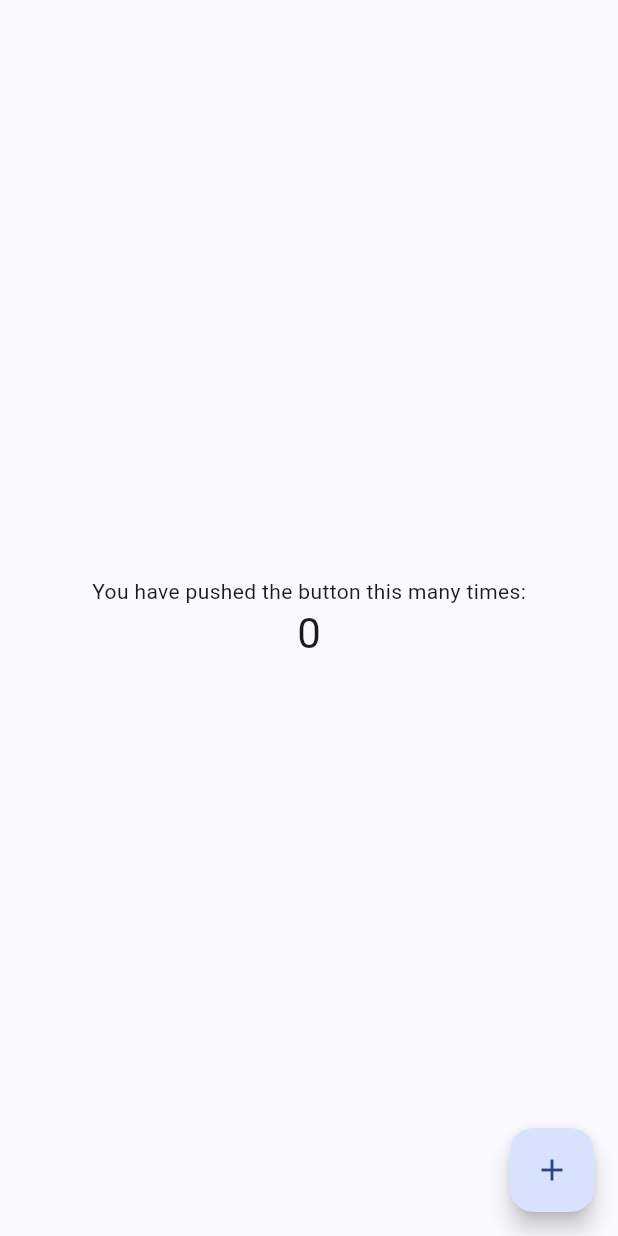
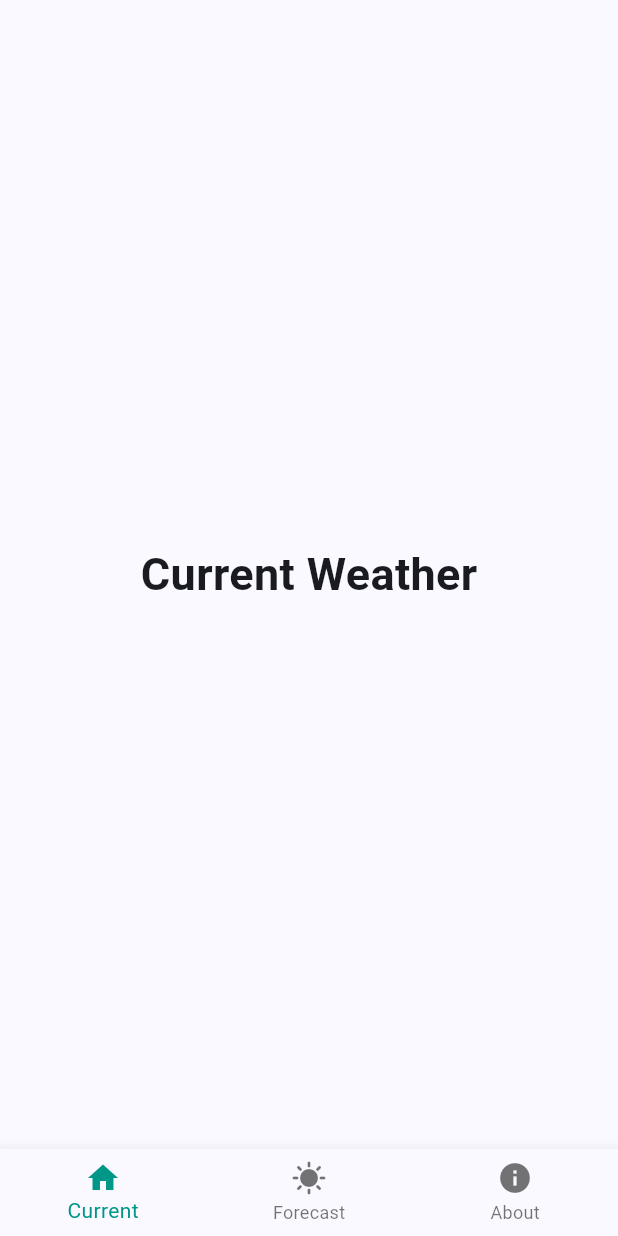
Before and after one commit to mccalljulia/weather_app, a Flutter app: the screen it shows after launch, on a phone screen of 412 x 824 dp. Run offline on Flutter 3.47's test engine with Material 3 defaults, Android fonts, the phone set to English and light mode, and no system bars.

Commit message:
#1 Add bottom navigation bar

```diff
--- a/lib/main.dart
+++ b/lib/main.dart
@@ -1,5 +1,5 @@
 import 'package:flutter/material.dart';
-import 'package:weather_app/pages/home-page.dart';
+import 'package:weather_app/pages/home_page.dart';
 
 void main() {
   runApp(const WeatherApp());
--- /dev/null
+++ b/lib/pages/home_page.dart
@@ -0,0 +1,42 @@
+import 'package:flutter/material.dart';
+
+class HomePage extends StatefulWidget {
+  const HomePage({super.key});
+
+  @override
+  State<HomePage> createState() => _HomePageState();
+}
+
+class _HomePageState extends State<HomePage> {
+
+  int _selectedIndex = 0;
+  static const TextStyle optionStyle = TextStyle(fontSize: 30, fontWeight: FontWeight.bold);
+  static const List<Widget> _widgetOptions = <Widget>[
+    Text('Current Weather', style: optionStyle),
+    Text('Forecast', style: optionStyle),
+    Text('About', style: optionStyle),
+  ];
+
+  void _onItemTapped(int index) {
+    setState(() {
+      _selectedIndex = index;
+    });
+  }
+
+  @override
+  Widget build(BuildContext context) {
+    return Scaffold(
+      body: Center(child: _widgetOptions.elementAt(_selectedIndex)),
+      bottomNavigationBar: BottomNavigationBar(
+        items: const <BottomNavigationBarItem>[
+          BottomNavigationBarItem(icon: Icon(Icons.home), label: 'Current'),
+          BottomNavigationBarItem(icon: Icon(Icons.sunny), label: 'Forecast'),
+          BottomNavigationBarItem(icon: Icon(Icons.info), label: 'About'),
+        ],
+        currentIndex: _selectedIndex,
+        selectedItemColor: Colors.teal,
+        onTap: _onItemTapped,
+      ),
+    );
+  }
+}
--- a/pubspec.yaml
+++ b/pubspec.yaml
@@ -38,6 +38,8 @@ dependencies:
 dev_dependencies:
   flutter_test:
     sdk: flutter
+  google_fonts: ^6.3.0
+  geolocator: ^14.0.2
 
   # The "flutter_lints" package below contains a set of recommended lints to
   # encourage good coding practices. The lint set provided by the package is
```
